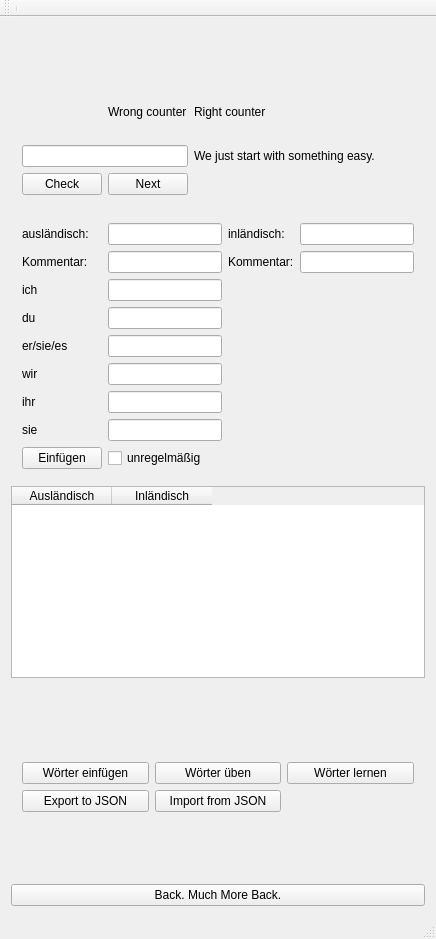
Old version of the form mainwindow.ui in the repository MisterHyde/vocaburglary.
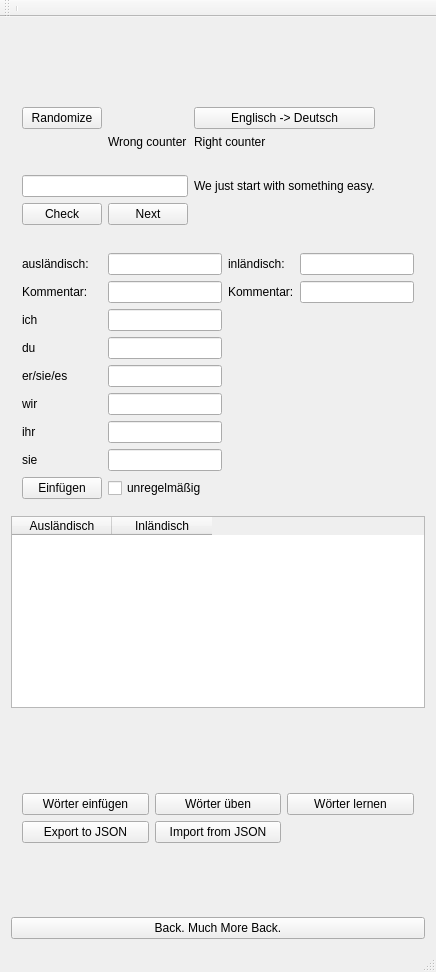
New version of the form.

What changed in the file:
```diff
--- a/mainwindow.ui
+++ b/mainwindow.ui
@@ -7,7 +7,7 @@
     <x>0</x>
     <y>0</y>
     <width>436</width>
-    <height>939</height>
+    <height>972</height>
    </rect>
   </property>
   <property name="sizePolicy">
@@ -49,24 +49,17 @@
        </sizepolicy>
       </property>
       <layout class="QGridLayout" name="gridLayout_3">
-       <item row="1" column="0">
-        <widget class="QLabel" name="vocable">
-         <property name="text">
-          <string/>
-         </property>
-        </widget>
-       </item>
-       <item row="3" column="0">
+       <item row="4" column="0">
         <widget class="QPushButton" name="pushButtonCheck">
          <property name="text">
           <string>Check</string>
          </property>
         </widget>
        </item>
-       <item row="2" column="0" colspan="2">
+       <item row="3" column="0" colspan="2">
         <widget class="QLineEdit" name="translation"/>
        </item>
-       <item row="3" column="1">
+       <item row="4" column="1">
         <widget class="QPushButton" name="pushButtonNext">
          <property name="sizePolicy">
           <sizepolicy hsizetype="Minimum" vsizetype="Minimum">
@@ -79,7 +72,7 @@
          </property>
         </widget>
        </item>
-       <item row="2" column="2">
+       <item row="3" column="2">
         <widget class="QLabel" name="successLabel">
          <property name="text">
           <string>We just start with something easy.</string>
@@ -90,13 +83,34 @@
         </widget>
        </item>
        <item row="0" column="2">
+        <widget class="QPushButton" name="pushButtonChLang">
+         <property name="text">
+          <string>Englisch -&gt; Deutsch</string>
+         </property>
+        </widget>
+       </item>
+       <item row="1" column="2">
         <widget class="QLabel" name="labelRightCount">
          <property name="text">
           <string>Right counter</string>
          </property>
         </widget>
        </item>
-       <item row="0" column="1">
+       <item row="0" column="0">
+        <widget class="QPushButton" name="pushButtonRandomize">
+         <property name="text">
+          <string>Randomize</string>
+         </property>
+        </widget>
+       </item>
+       <item row="2" column="0" colspan="2">
+        <widget class="QLabel" name="vocable">
+         <property name="text">
+          <string/>
+         </property>
+        </widget>
+       </item>
+       <item row="1" column="1">
         <widget class="QLabel" name="labelWrongCount">
          <property name="text">
           <string>Wrong counter</string>
```
